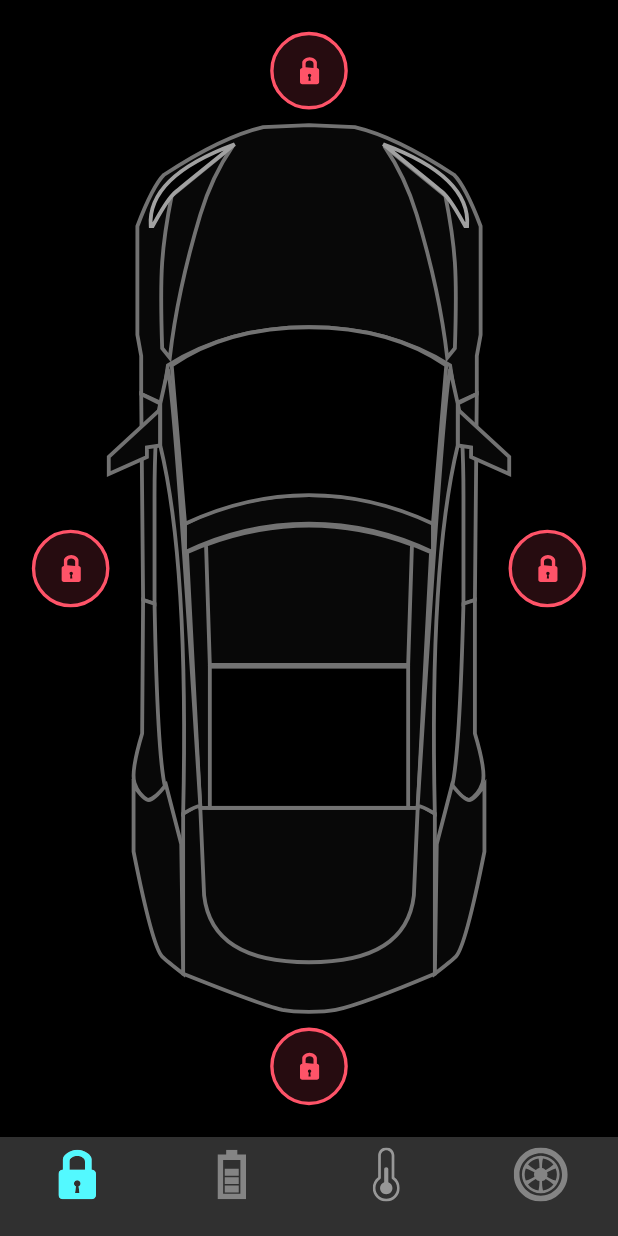
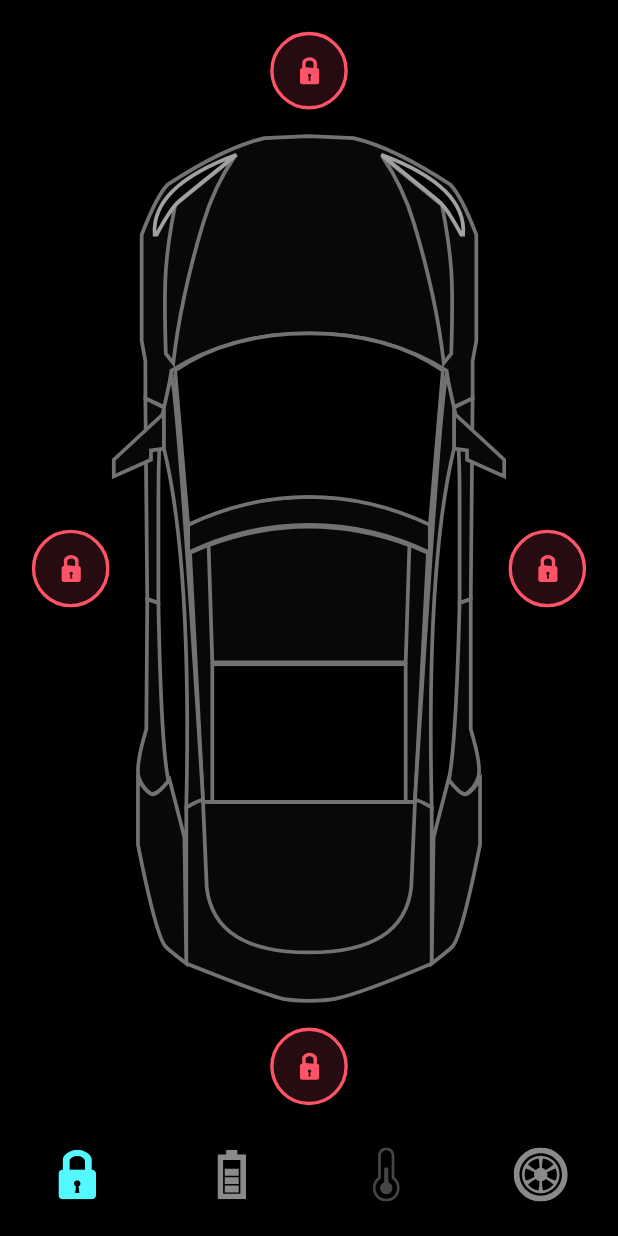
Before and after one commit to ashimMarch/animated_car_flutter, a Flutter app: the screen it shows after launch, on a phone screen of 412 x 824 dp. Run offline on Flutter 3.47's test engine with Material 2 defaults, Android fonts, the light colour scheme and no system bars; our stand-ins replace flutter_svg.

Commit message:
BottomNavigationBar refactored
removed repeated BG-color from BNBitem()

```diff
--- /dev/null
+++ b/lib/components/tesla_bottom_navigationbar.dart
@@ -0,0 +1,45 @@
+import 'package:animated_car/constants.dart';
+import 'package:flutter/material.dart';
+import 'package:flutter_svg/flutter_svg.dart';
+
+class TeslaBottomNavigationBar extends StatelessWidget {
+  const TeslaBottomNavigationBar({
+    Key? key,
+    required this.selectedTab,
+    required this.onTap,
+  }) : super(key: key);
+
+  final int selectedTab;
+  final ValueChanged<int> onTap;
+
+  @override
+  Widget build(BuildContext context) {
+    return Theme(
+      data: Theme.of(context).copyWith(
+        canvasColor: Colors.black
+      ),
+      child: BottomNavigationBar(
+        type: BottomNavigationBarType.fixed,
+        onTap: onTap,
+        currentIndex: selectedTab,
+        items: List.generate(
+          navIconSrc.length,
+          (index) => BottomNavigationBarItem(
+            icon: SvgPicture.asset(
+              navIconSrc[index],
+              color: index == selectedTab ? primaryColor : Colors.white54,
+            ),
+            label: ""
+          ),
+        )
+      ),
+    );
+  }
+}
+
+List<String> navIconSrc = [
+  'assets/icons/Lock.svg',
+  'assets/icons/Charge.svg',
+  'assets/icons/Temp.svg',
+  'assets/icons/Tyre.svg',
+];
--- a/lib/screens/home_screen.dart
+++ b/lib/screens/home_screen.dart
@@ -1,4 +1,5 @@
 import 'package:animated_car/components/door_lock.dart';
+import 'package:animated_car/components/tesla_bottom_navigationbar.dart';
 import 'package:animated_car/home_controller.dart';
 import 'package:flutter/material.dart';
 import 'package:flutter_svg/flutter_svg.dart';
@@ -13,34 +14,9 @@ class HomeScreen extends StatelessWidget {
       animation: _controller,
       builder: (context, snapshot) {
         return Scaffold(
-          bottomNavigationBar: BottomNavigationBar(
-            type: BottomNavigationBarType.fixed,
-            onTap: (index) {
-
-            },
-            currentIndex: 0,
-            items: [
-              BottomNavigationBarItem(
-                icon: SvgPicture.asset('assets/icons/Lock.svg'),
-                label: '',
-                backgroundColor: Colors.black
-              ),
-              BottomNavigationBarItem(
-                icon: SvgPicture.asset('assets/icons/Charge.svg'),
-                label: '',
-                backgroundColor: Colors.black
-              ),
-              BottomNavigationBarItem(
-                icon: SvgPicture.asset('assets/icons/Temp.svg'),
-                label: '',
-                backgroundColor: Colors.black
-              ),
-              BottomNavigationBarItem(
-                icon: SvgPicture.asset('assets/icons/Tyre.svg'),
-                label: '',
-                backgroundColor: Colors.black
-              ),
-            ],
+          bottomNavigationBar: TeslaBottomNavigationBar(
+            selectedTab: 0,
+            onTap: (index) {},
           ),
           body: SafeArea(
             child: LayoutBuilder(
@@ -49,7 +25,7 @@ class HomeScreen extends StatelessWidget {
                   alignment: Alignment.center,
                   children: [
                     Padding(
-                      padding: EdgeInsets.symmetric(vertical: constrains.maxHeight*0.10),
+                      padding: EdgeInsets.symmetric(vertical: constrains.maxHeight*0.11),
                       child: SvgPicture.asset(
                         'assets/icons/Car.svg',
                         width: double.infinity,
```
